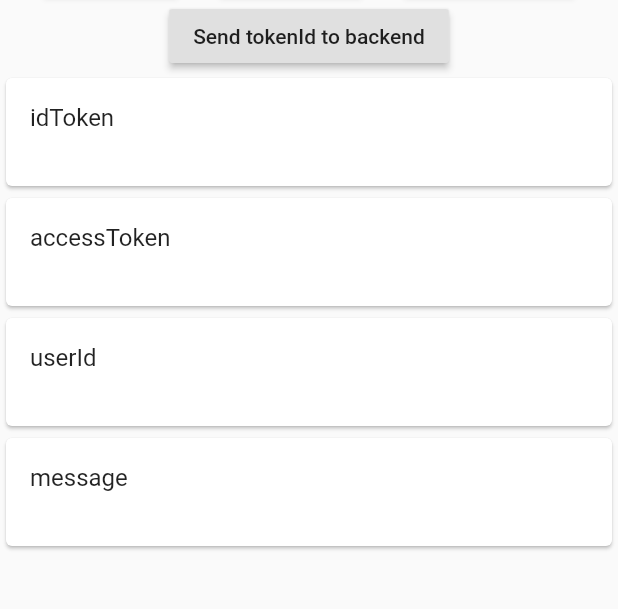
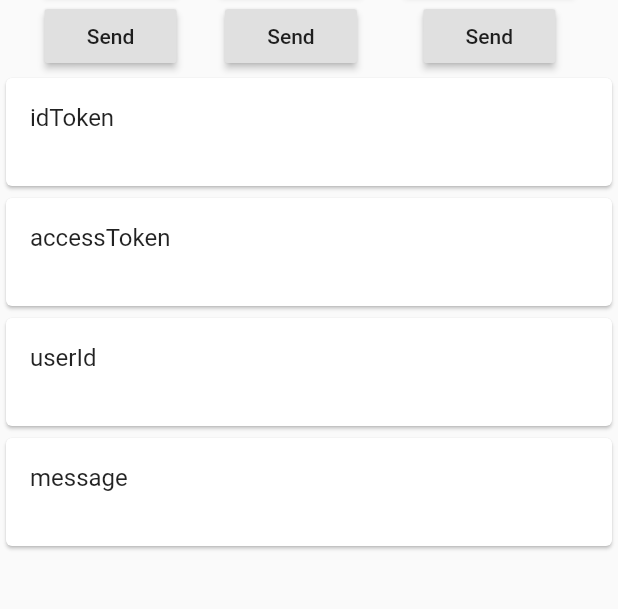
Before and after one commit to stasbar/MUI, a Flutter app: the screen it shows after launch, on a phone screen of 412 x 824 dp, the part 156-765 px from its top. Run offline on Flutter 3.47's test engine with Material 2 defaults, Android fonts, the phone set to English and light mode, and no system bars; missing offline and left inert: flutter_appauth, flutter_facebook_login.

Commit message:
add send button for each providers

```diff
--- a/flutter/warehouser/lib/main.dart
+++ b/flutter/warehouser/lib/main.dart
@@ -102,10 +102,6 @@ class _MyHomePageState extends State<MyHomePage> {
     });
   }
 
-  void _sendGoogleAuthorizationCode() async {
-    resService.exchangeTokenIdForAccessToken(idToken);
-  }
-
   @override
   Widget build(BuildContext context) {
     // This method is rerun every time setState is called, for instance as done
@@ -127,15 +123,27 @@ class _MyHomePageState extends State<MyHomePage> {
         Row(
           mainAxisAlignment: MainAxisAlignment.spaceEvenly,
           children: [
-            RaisedButton(child: Text("Google"), onPressed: _authGoogle),
-            RaisedButton(child: Text("Facebook"), onPressed: _authFacebook),
-            RaisedButton(
-                child: Text("Warehourser"), onPressed: _authWarehourser),
+            Column(children: [
+              RaisedButton(child: Text("Google"), onPressed: _authGoogle),
+              RaisedButton(
+                  child: Text("Send"),
+                  onPressed: () => resService.exchangeGoogle(idToken)),
+            ]),
+            Column(children: [
+              RaisedButton(child: Text("Facebook"), onPressed: _authFacebook),
+              RaisedButton(
+                  child: Text("Send"),
+                  onPressed: () => resService.exchangeFacebook(idToken)),
+            ]),
+            Column(children: [
+              RaisedButton(
+                  child: Text("Warehourser"), onPressed: _authWarehourser),
+              RaisedButton(
+                  child: Text("Send"),
+                  onPressed: () => resService.exchangeWarehouser(idToken)),
+            ]),
           ],
         ),
-        RaisedButton(
-            child: Text("Send tokenId to backend"),
-            onPressed: _sendGoogleAuthorizationCode),
         Card(
             child: ListTile(
           title: Text("idToken"),
```
Also changed, not shown: flutter/warehouser/lib/services/resource.dart (+16 -5 lines).
